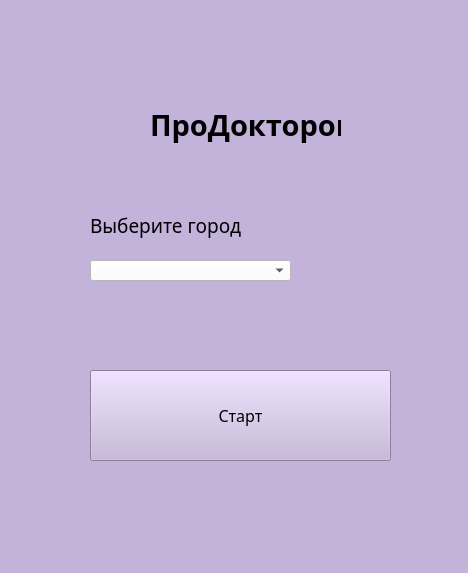
Qt form ui.ui (BabaikaRub/prodoctorov_parce) before a commit.
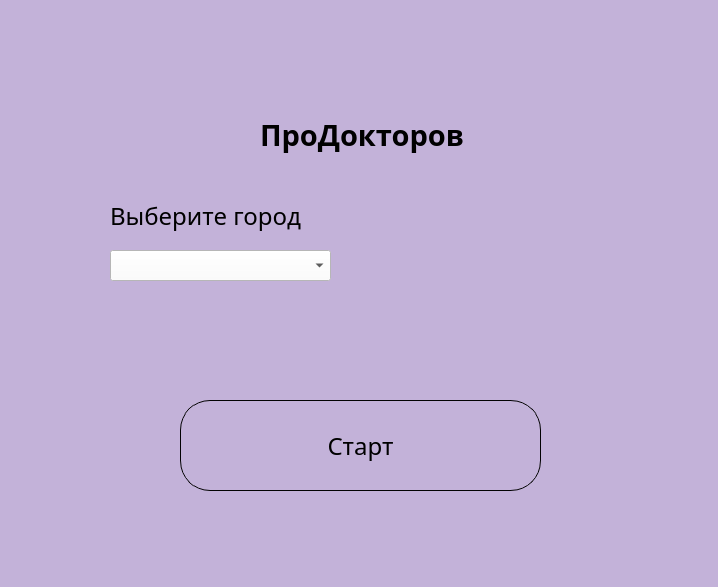
The same form after that commit.

Commit message: add changes in desing, add new status label

The edit to the form file:
```diff
--- a/ui.ui
+++ b/ui.ui
@@ -6,8 +6,8 @@
    <rect>
     <x>0</x>
     <y>0</y>
-    <width>468</width>
-    <height>573</height>
+    <width>718</width>
+    <height>587</height>
    </rect>
   </property>
   <property name="windowTitle">
@@ -21,18 +21,22 @@
    <widget class="QPushButton" name="pushButton">
     <property name="geometry">
      <rect>
-      <x>90</x>
-      <y>370</y>
-      <width>301</width>
+      <x>180</x>
+      <y>400</y>
+      <width>361</width>
       <height>91</height>
      </rect>
     </property>
     <property name="font">
      <font>
       <family>GOST Type BU</family>
-      <pointsize>12</pointsize>
+      <pointsize>18</pointsize>
      </font>
     </property>
+    <property name="styleSheet">
+     <string notr="true">border: 1px solid #030303;
+border-radius: 30;</string>
+    </property>
     <property name="text">
      <string>Старт</string>
     </property>
@@ -40,10 +44,10 @@
    <widget class="QComboBox" name="comboBox">
     <property name="geometry">
      <rect>
-      <x>90</x>
-      <y>260</y>
-      <width>201</width>
-      <height>21</height>
+      <x>110</x>
+      <y>250</y>
+      <width>221</width>
+      <height>31</height>
      </rect>
     </property>
     <property name="styleSheet">
@@ -53,16 +57,16 @@
    <widget class="QLabel" name="label">
     <property name="geometry">
      <rect>
-      <x>150</x>
-      <y>80</y>
-      <width>191</width>
+      <x>260</x>
+      <y>90</y>
+      <width>231</width>
       <height>91</height>
      </rect>
     </property>
     <property name="font">
      <font>
-      <family>GOST Type AU</family>
-      <pointsize>24</pointsize>
+      <family>GOST Type BU</family>
+      <pointsize>28</pointsize>
      </font>
     </property>
     <property name="text">
@@ -72,8 +76,8 @@
    <widget class="QLabel" name="label_2">
     <property name="geometry">
      <rect>
-      <x>90</x>
-      <y>210</y>
+      <x>110</x>
+      <y>200</y>
       <width>201</width>
       <height>31</height>
      </rect>
@@ -81,13 +85,35 @@
     <property name="font">
      <font>
       <family>GOST Type BU</family>
-      <pointsize>14</pointsize>
+      <pointsize>18</pointsize>
      </font>
     </property>
     <property name="text">
      <string>Выберите город</string>
     </property>
    </widget>
+   <widget class="QLabel" name="label_3">
+    <property name="geometry">
+     <rect>
+      <x>110</x>
+      <y>320</y>
+      <width>511</width>
+      <height>41</height>
+     </rect>
+    </property>
+    <property name="font">
+     <font>
+      <family>GOST Type BU</family>
+      <pointsize>16</pointsize>
+     </font>
+    </property>
+    <property name="text">
+     <string/>
+    </property>
+    <property name="alignment">
+     <set>Qt::AlignLeading|Qt::AlignLeft|Qt::AlignVCenter</set>
+    </property>
+   </widget>
   </widget>
   <widget class="QStatusBar" name="statusbar"/>
  </widget>
```
The commit also changes 1 other file.
